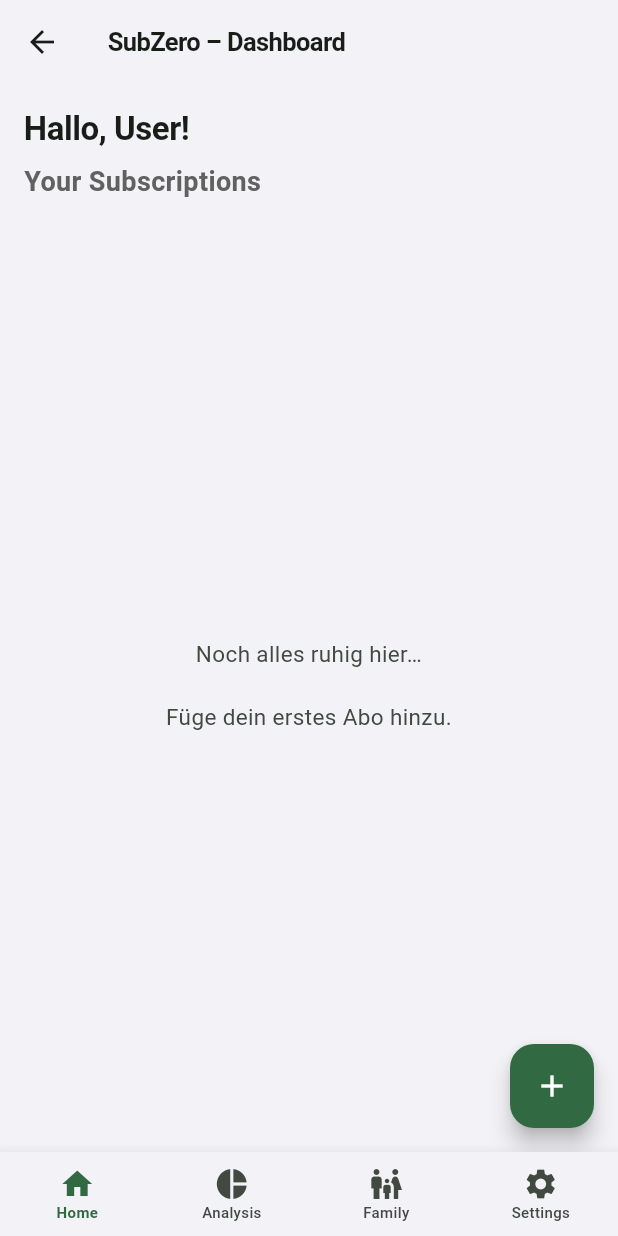
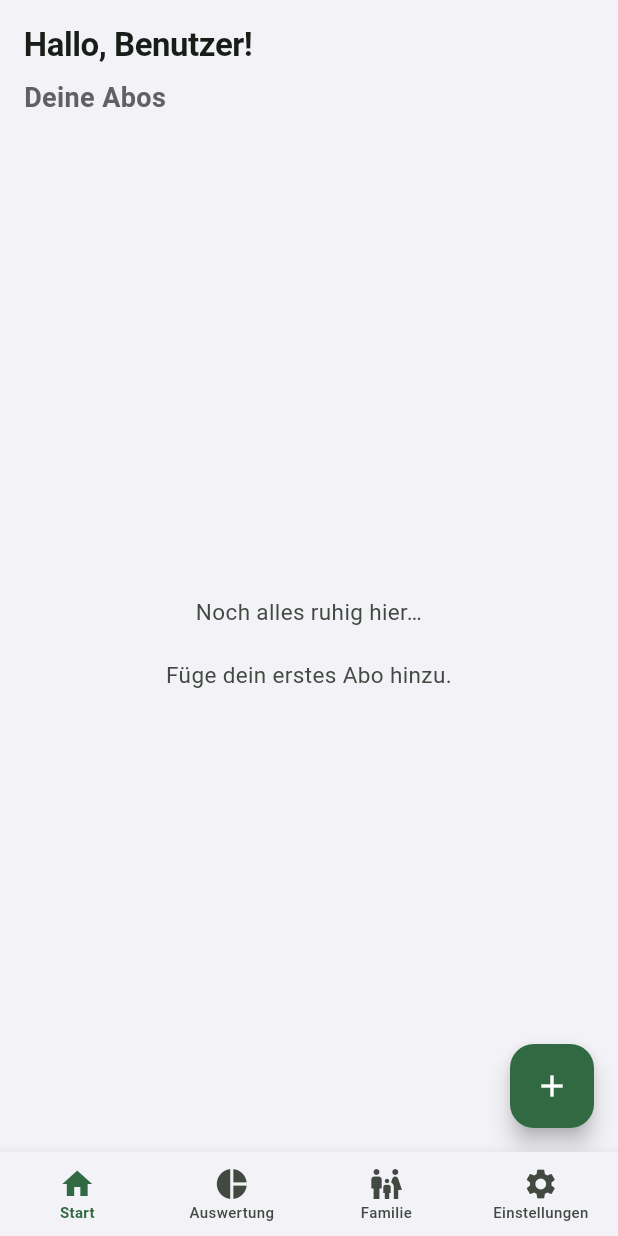
Before and after one commit to Swobold/WMC_Project, a Flutter app: the MainScreen screen opened directly, on a phone screen of 412 x 824 dp. Run offline on Flutter 3.47's test engine with Material 3 defaults, Android fonts, the phone set to English and light mode, and no system bars; our stand-ins replace fl_chart, flutter_local_notifications, shared_preferences, timezone; accounts and stored records are empty; network calls fail.

Commit message:
Finale Fertigstellung
Einheitlich Deutsch, letzte Kleinigkeiten, etc

```diff
--- a/frontend/sub_zero_frontend/lib/components/analysis_card.dart
+++ b/frontend/sub_zero_frontend/lib/components/analysis_card.dart
@@ -42,7 +42,7 @@ class AnalysisCard extends StatelessWidget {
         crossAxisAlignment: CrossAxisAlignment.start,
         children: [
           Text(
-            'Total Monthly Spending',
+            'Monatliche Gesamtausgaben',
             style: theme.textTheme.bodySmall!.copyWith(
               fontWeight: FontWeight.w500,
               color: colorScheme.onSurfaceVariant,
--- a/frontend/sub_zero_frontend/lib/components/family_member_card.dart
+++ b/frontend/sub_zero_frontend/lib/components/family_member_card.dart
@@ -73,7 +73,7 @@ class FamilyMemberCard extends StatelessWidget {
                     ),
                     const SizedBox(height: 2),
                     Text(
-                      'Monthly spending',
+                      'Monatliche Ausgaben',
                       style: theme.textTheme.bodySmall!.copyWith(
                         color: colorScheme.onSurfaceVariant,
                       ),
--- a/frontend/sub_zero_frontend/lib/components/monthly_total_card.dart
+++ b/frontend/sub_zero_frontend/lib/components/monthly_total_card.dart
@@ -58,7 +58,7 @@ class MonthlyTotalCard extends StatelessWidget {
               mainAxisSize: MainAxisSize.min,
               children: [
               Text(
-                'Monthly Total',
+                'Monatliche Summe',
                 style: TextStyle(
                   color: Colors.white.withOpacity(0.9),
                   fontSize: 14,
@@ -104,7 +104,7 @@ class MonthlyTotalCard extends StatelessWidget {
               child: Padding(
                 padding: const EdgeInsets.only(right: 52, bottom: 2),
                 child: Text(
-                  'Code: $inviteCode',
+                  'Code: $inviteCode',  // bleibt gleich auf Deutsch
                   style: TextStyle(
                     color: Colors.white.withOpacity(0.9),
                     fontSize: 12,
--- a/frontend/sub_zero_frontend/lib/models/user.dart
+++ b/frontend/sub_zero_frontend/lib/models/user.dart
@@ -19,7 +19,7 @@ class User {
       username: json['username'] as String,
       email: json['email'] as String,
       familyId: json['family_id'] as int?,
-      isEur: (json['isEur'] ?? json['is_eur'] ?? 1) == 1,
+      isEur: (json['isEur'] ?? json['is_eur'] ?? 1) == true || (json['isEur'] ?? json['is_eur'] ?? 1) == 1,
     );
   }
 
--- a/frontend/sub_zero_frontend/lib/screens/analysis_screen.dart
+++ b/frontend/sub_zero_frontend/lib/screens/analysis_screen.dart
@@ -49,13 +49,11 @@ class AnalysisScreen extends StatelessWidget {
         final currency = provider.currencySymbol;
         final pieSections = _buildPieSections(statsByCategory);
 
-        final username = provider.loggedInUsername ?? 'User';
+        final username = provider.loggedInUsername ?? 'Benutzer';
 
         return Scaffold(
-          appBar: AppBar(
-            title: const Text('Analysis'),
-          ),
-          body: statsByCategory.isEmpty && total == 0
+          body: SafeArea(
+            child: statsByCategory.isEmpty && total == 0
               ? Center(
                   child: Padding(
                     padding: const EdgeInsets.all(24),
@@ -95,6 +93,7 @@ class AnalysisScreen extends StatelessWidget {
                     ),
                   ],
                 ),
+          ),
         );
       },
     );
--- a/frontend/sub_zero_frontend/lib/screens/home_screen.dart
+++ b/frontend/sub_zero_frontend/lib/screens/home_screen.dart
@@ -11,24 +11,24 @@ class HomeScreen extends StatelessWidget {
   const HomeScreen({super.key});
 
   static const _monthNames = [
-    'Jan', 'Feb', 'Mar', 'Apr', 'May', 'Jun',
-    'Jul', 'Aug', 'Sep', 'Oct', 'Nov', 'Dec',
+    'Jan', 'Feb', 'Mär', 'Apr', 'Mai', 'Jun',
+    'Jul', 'Aug', 'Sep', 'Okt', 'Nov', 'Dez',
   ];
 
   static String _formatDueDate(String isoDate) {
     try {
       final dt = DateTime.parse(isoDate);
-      return 'Due ${_monthNames[dt.month - 1]} ${dt.day}';
+      return 'Fällig ${dt.day}. ${_monthNames[dt.month - 1]}';
     } catch (_) {
-      return 'Due –';
+      return 'Fällig –';
     }
   }
 
   static String _formatFrequency(String billingCycle) {
     final lower = billingCycle.toLowerCase();
-    if (lower.contains('month')) return '/month';
-    if (lower.contains('year')) return '/year';
-    if (lower.contains('week')) return '/week';
+    if (lower.contains('month')) return '/Monat';
+    if (lower.contains('year')) return '/Jahr';
+    if (lower.contains('week')) return '/Woche';
     return '/$billingCycle';
   }
 
@@ -48,13 +48,11 @@ class HomeScreen extends StatelessWidget {
         final stats = provider.statsTotal;
         final subs = provider.subscriptions;
 
-        final username = provider.loggedInUsername ?? 'User';
+        final username = provider.loggedInUsername ?? 'Benutzer';
 
         return Scaffold(
-          appBar: AppBar(
-            title: const Text('SubZero – Dashboard'),
-          ),
-          body: Column(
+          body: SafeArea(
+            child: Column(
             crossAxisAlignment: CrossAxisAlignment.stretch,
             children: [
               Padding(
@@ -70,7 +68,7 @@ class HomeScreen extends StatelessWidget {
               Padding(
                 padding: const EdgeInsets.fromLTRB(16, 0, 16, 12),
                 child: Text(
-                  'Your Subscriptions',
+                  'Deine Abos',
                   style: TextStyle(
                     fontSize: 18,
                     fontWeight: FontWeight.w600,
@@ -113,6 +111,7 @@ class HomeScreen extends StatelessWidget {
                       ),
               ),
             ],
+            ),
           ),
           floatingActionButton: FloatingActionButton(
             onPressed: () {
--- a/frontend/sub_zero_frontend/lib/screens/login_screen.dart
+++ b/frontend/sub_zero_frontend/lib/screens/login_screen.dart
@@ -108,7 +108,7 @@ class _LoginScreenState extends State<LoginScreen> {
                         MaterialPageRoute(builder: (context) => const RegisterScreen()),
                       );
                     },
-                    child: const Text('Noch keinen Account? Registrieren'),
+                    child: const Text('Noch kein Konto? Registrieren'),
                   ),
                 ],
               ),
--- a/frontend/sub_zero_frontend/lib/screens/main_screen.dart
+++ b/frontend/sub_zero_frontend/lib/screens/main_screen.dart
@@ -49,10 +49,10 @@ class _MainScreenState extends State<MainScreen> {
         selectedItemColor: Theme.of(context).colorScheme.primary,
         unselectedItemColor: Theme.of(context).colorScheme.onSurfaceVariant,
         items: const [
-          BottomNavigationBarItem(icon: Icon(Icons.home), label: 'Home'),
-          BottomNavigationBarItem(icon: Icon(Icons.pie_chart), label: 'Analysis'),
-          BottomNavigationBarItem(icon: Icon(Icons.family_restroom), label: 'Family'),
-          BottomNavigationBarItem(icon: Icon(Icons.settings), label: 'Settings'),
+          BottomNavigationBarItem(icon: Icon(Icons.home), label: 'Start'),
+          BottomNavigationBarItem(icon: Icon(Icons.pie_chart), label: 'Auswertung'),
+          BottomNavigationBarItem(icon: Icon(Icons.family_restroom), label: 'Familie'),
+          BottomNavigationBarItem(icon: Icon(Icons.settings), label: 'Einstellungen'),
         ],
       ),
     );
--- a/frontend/sub_zero_frontend/lib/screens/register_screen.dart
+++ b/frontend/sub_zero_frontend/lib/screens/register_screen.dart
@@ -151,7 +151,7 @@ class _RegisterScreenState extends State<RegisterScreen> {
                             }
                           }
                         },
-                        child: const Text('Account erstellen'),
+                        child: const Text('Konto erstellen'),
                       ),
                     ],
                   ),
```
Also changed, not shown: frontend/sub_zero_frontend/lib/screens/family_screen.dart (+52 -23 lines), frontend/sub_zero_frontend/lib/screens/settings_screen.dart (+27 -3 lines), frontend/sub_zero_frontend/lib/services/reminder_service.dart (+26 -4 lines), 2 other files.
